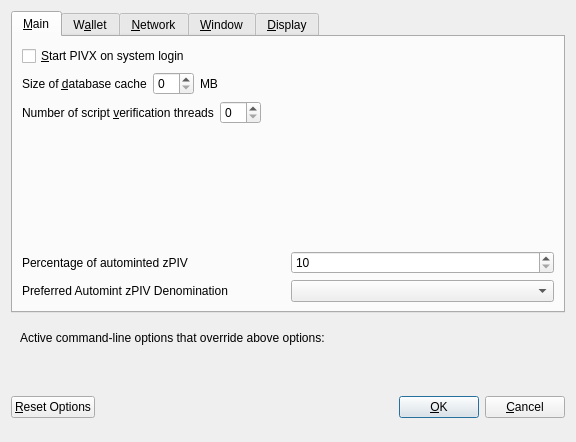
Before: the Qt Designer form divi/src/qt/forms/optionsdialog.ui in DiviDomains/PrivateDivi, drawn with Qt 5.
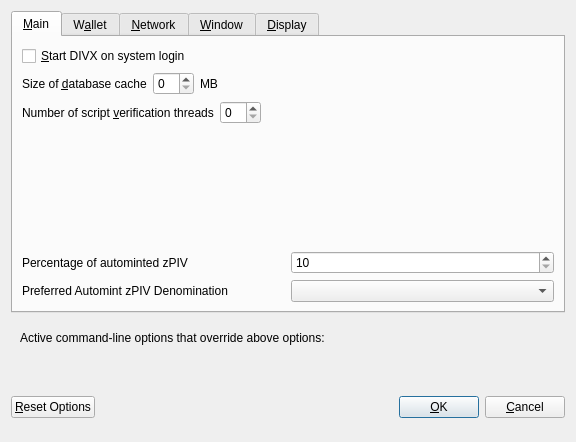
After: the same form once the commit is applied. Custom widgets are drawn as their Qt base class.

Commit message: All pivx, Pivx, PIVX converted to divi except copyright lines

```diff
--- a/divi/src/qt/forms/optionsdialog.ui
+++ b/divi/src/qt/forms/optionsdialog.ui
@@ -33,7 +33,7 @@
           <string>Automatically start PIVX after logging in to the system.</string>
          </property>
          <property name="text">
-          <string>&amp;Start PIVX on system login</string>
+          <string>&amp;Start DIVX on system login</string>
          </property>
         </widget>
        </item>
```
Left out of the diff: 10 changed lines with no effect on the pictures. The commit also changes 330 other files.
